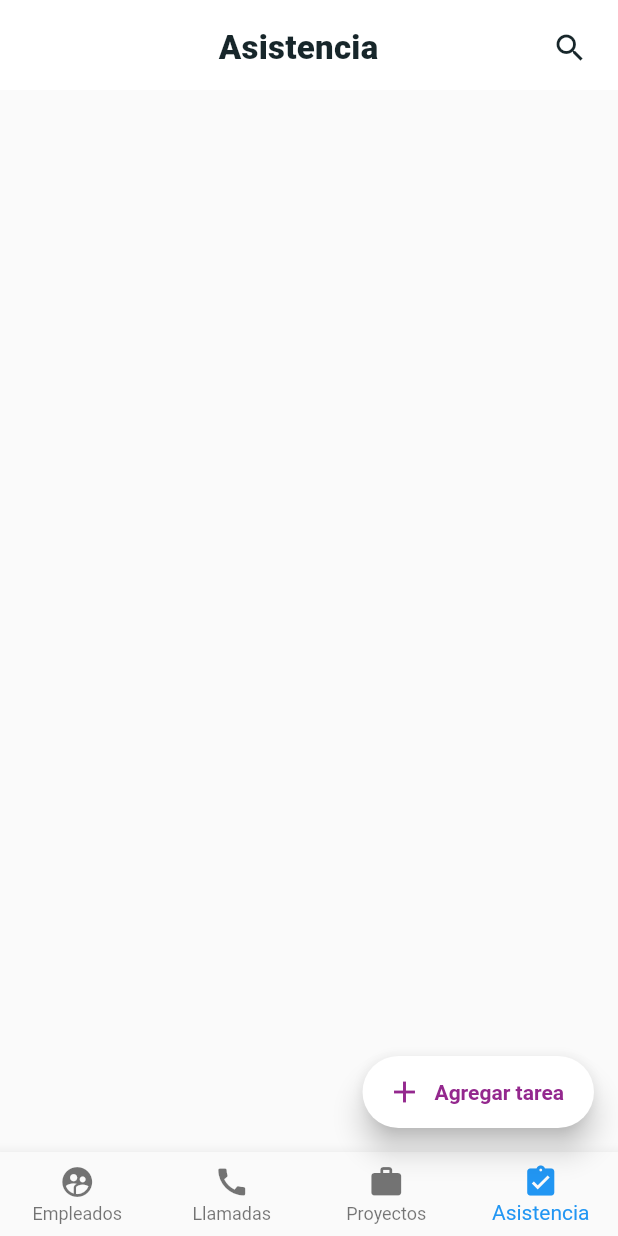
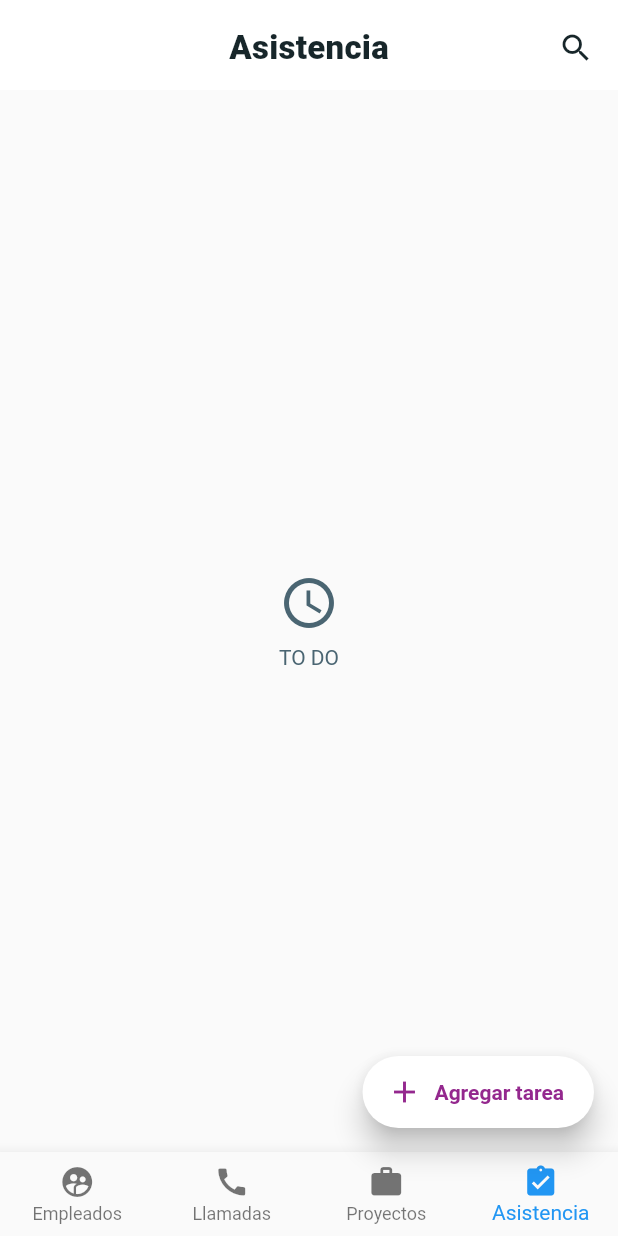
Before and after one commit to jesusmemije/Duvit-admin, a Flutter app: the screen it shows after launch, item 4 of the bottom bar chosen, on a phone screen of 412 x 824 dp. Run offline on Flutter 3.47's test engine with Material 2 defaults, Android fonts, the phone set to English and light mode, and no system bars; our stand-ins replace grouped_list, rxdart, toast; network calls fail; Roboto replaces fonts that are missing (WorkSans).

Commit message:
App text center and edit things of add task

```diff
--- a/lib/main.dart
+++ b/lib/main.dart
@@ -1,4 +1,5 @@
 import 'package:duvit_admin/src/pages/proyectos_page.dart';
+import 'package:flutter/services.dart';
 import 'package:flutter_localizations/flutter_localizations.dart';
 
 import 'package:duvit_admin/src/pages/agregar_tarea_page.dart';
@@ -19,11 +20,17 @@ class MyApp extends StatelessWidget {
     /*SystemChrome.setSystemUIOverlayStyle(SystemUiOverlayStyle(
       statusBarColor: Colors.transparent,
       statusBarIconBrightness: Brightness.dark,
-      statusBarBrightness: Platform.isAndroid ? Brightness.dark : Brightness.light,
+      statusBarBrightness: Brightness.dark,
       systemNavigationBarColor: Colors.white,
       systemNavigationBarDividerColor: Colors.grey,
       systemNavigationBarIconBrightness: Brightness.dark,
     ));*/
+    SystemChrome.setSystemUIOverlayStyle(SystemUiOverlayStyle(
+      //statusBarColor: Color.fromRGBO( 99, 0, 96, 1),
+      statusBarColor: Color.fromRGBO( 148, 40, 142, 1),
+      statusBarIconBrightness: Brightness.light,
+    ));
+
     return Provider(
       child: MaterialApp(
         debugShowCheckedModeBanner: false,
--- a/lib/src/pages/asistencia_page.dart
+++ b/lib/src/pages/asistencia_page.dart
@@ -7,40 +7,59 @@ class AsistenciaPage extends StatefulWidget {
 }
 
 class _AsistenciaPageState extends State<AsistenciaPage> {
-
   @override
   Widget build(BuildContext context) {
     return Scaffold(
       appBar: _crearAppBar(),
+      body: Container(
+        child: Row(
+          mainAxisAlignment: MainAxisAlignment.center,
+          children: [
+            Column(
+              mainAxisAlignment: MainAxisAlignment.center,
+              children: [
+                Icon(
+                  Icons.query_builder,
+                  color: DuvitAppTheme.lightText,
+                  size: 40.0,
+                ),
+                SizedBox(height: 8.0),
+                Text(
+                  'TO DO',
+                  style: TextStyle(color: DuvitAppTheme.lightText),
+                ),
+              ],
+            ),
+          ],
+        ),
+      ),
     );
   }
 
   Widget _crearAppBar() {
-
     return PreferredSize(
       preferredSize: Size.fromHeight(60.0),
       child: AppBar(
+        centerTitle: true,
         title: Padding(
-          padding: const EdgeInsets.only(top: 8.0, left: 30.0),
-          child: Align(
-            alignment: Alignment.center,
-            child: Text('Asistencia',
-            style: DuvitAppTheme.estiloTituloPagina
-            )
-          ),
+          padding: const EdgeInsets.only(top: 8.0),
+          child: Text('Asistencia', style: DuvitAppTheme.estiloTituloPagina),
         ),
         elevation: 0.0,
         backgroundColor: Colors.white,
         actions: <Widget>[
           Padding(
-              padding: EdgeInsets.only(top: 8.0, right: 20.0),
-              child: GestureDetector(
-                onTap: () {},
-                child: Icon(
+            padding: EdgeInsets.only(top: 8.0, right: 4.0),
+            child: IconButton(
+              color: Colors.red,
+                icon: Icon(
                   Icons.search,
                   color: DuvitAppTheme.darkerText,
                 ),
-            )
+                onPressed: (){
+                  Navigator.pushNamed(context, 'agregar_tarea');
+                },
+            ),
           ),
         ],
       ),
--- a/lib/src/pages/home_page.dart
+++ b/lib/src/pages/home_page.dart
@@ -75,7 +75,9 @@ class _HomePageState extends State<HomePage> {
         Icons.add,
         color: Theme.of(context).primaryColor,
       ),
-      onPressed: (){}
+      onPressed: (){
+        Navigator.pushNamed(context, 'agregar_tarea');
+      }
     );
 
   }
```
Also changed, not shown: lib/src/pages/agregar_tarea_page.dart (+24 -13 lines), lib/src/pages/historial_tareas_page.dart (+21 -25 lines), lib/src/pages/llamadas_page.dart (+16 -19 lines), lib/src/pages/proyectos_page.dart (+17 -16 lines), lib/src/pages/staffs_page.dart (+18 -20 lines), lib/src/pages/tareas_page.dart (+40 -34 lines).
